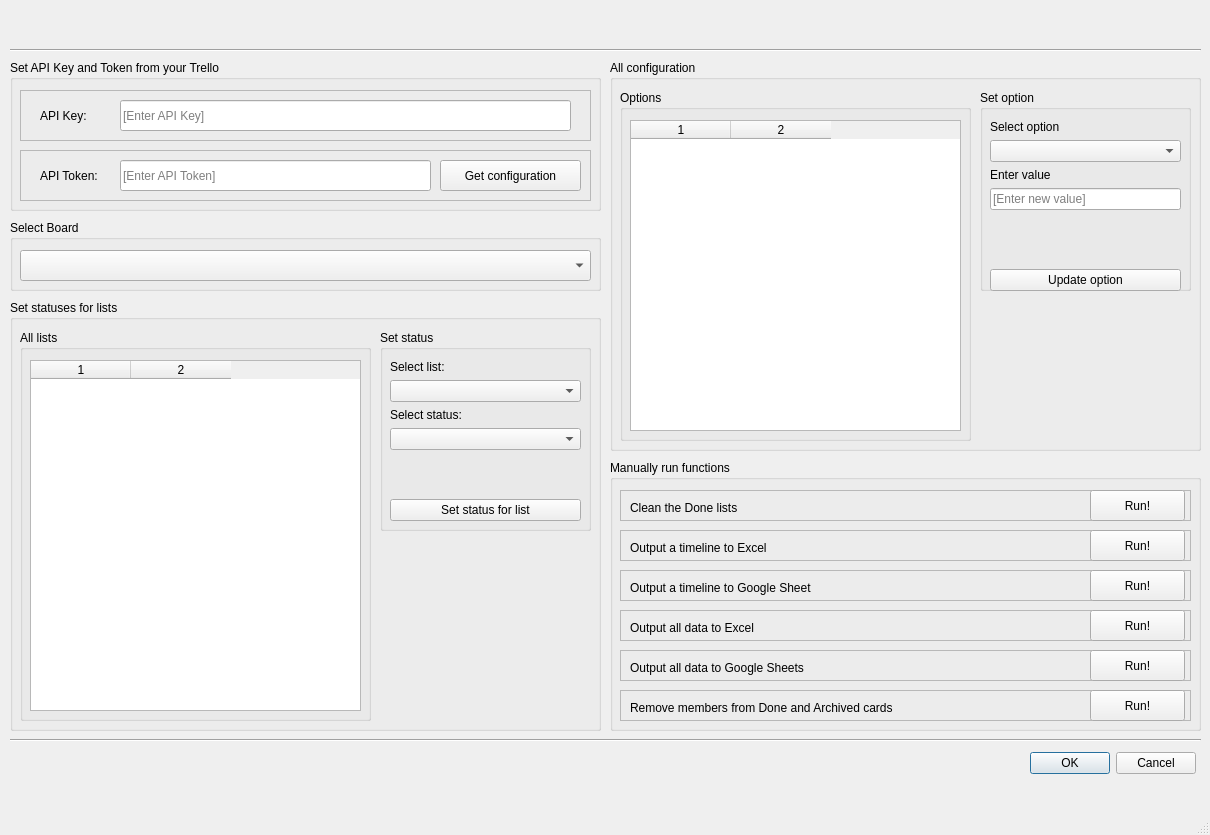
This is mainwindow.ui in roytje88/JupyterNotebook_for_trello as Qt 5 draws it before an edit. The edited form follows.
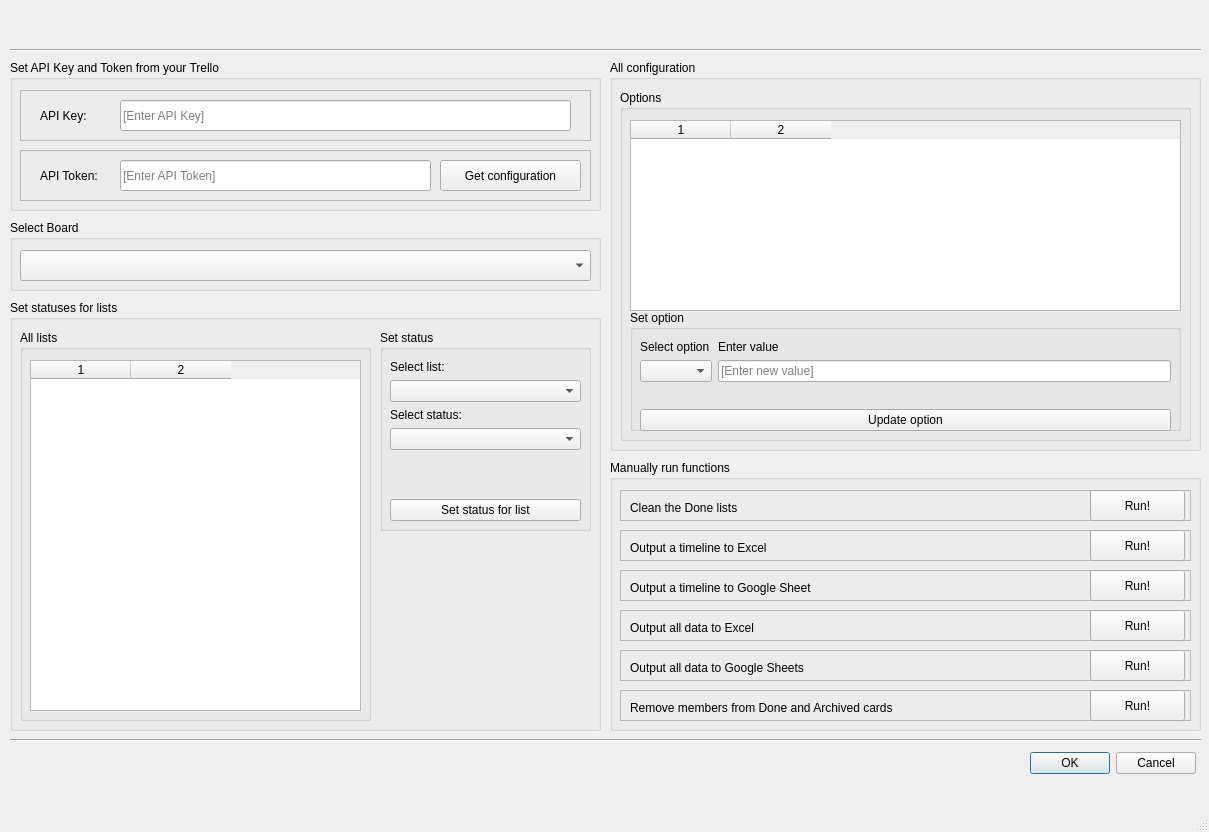
This is the edited form.

Commit message: changed the UI, working on setting columnnames

```diff
--- a/mainwindow.ui
+++ b/mainwindow.ui
@@ -6,8 +6,8 @@
    <rect>
     <x>0</x>
     <y>0</y>
-    <width>1210</width>
-    <height>835</height>
+    <width>1209</width>
+    <height>832</height>
    </rect>
   </property>
   <property name="windowTitle">
@@ -321,7 +321,7 @@
       <rect>
        <x>10</x>
        <y>30</y>
-       <width>351</width>
+       <width>571</width>
        <height>351</height>
       </rect>
      </property>
@@ -333,8 +333,8 @@
        <rect>
         <x>10</x>
         <y>30</y>
-        <width>331</width>
-        <height>311</height>
+        <width>551</width>
+        <height>191</height>
        </rect>
       </property>
       <property name="sizePolicy">
@@ -354,15 +354,14 @@
       </property>
       <column/>
       <column/>
-     </widget>
     </widget>
     <widget class="QGroupBox" name="groupBox_8">
      <property name="geometry">
       <rect>
-       <x>370</x>
-       <y>30</y>
-       <width>211</width>
-       <height>201</height>
+        <x>10</x>
+        <y>220</y>
+        <width>551</width>
+        <height>121</height>
       </rect>
      </property>
      <property name="title">
@@ -373,28 +372,41 @@
        <rect>
         <x>10</x>
         <y>30</y>
-        <width>191</width>
-        <height>171</height>
+         <width>531</width>
+         <height>91</height>
        </rect>
       </property>
       <layout class="QGridLayout" name="gridLayout_2">
-       <item row="6" column="0">
-        <widget class="QPushButton" name="setoptionbtn">
-         <property name="text">
-          <string>Update option</string>
+        <item row="4" column="0">
+         <spacer name="verticalSpacer_2">
+          <property name="orientation">
+           <enum>Qt::Vertical</enum>
+          </property>
+          <property name="sizeHint" stdset="0">
+           <size>
+            <width>20</width>
+            <height>40</height>
+           </size>
+          </property>
+         </spacer>
+        </item>
+        <item row="2" column="0">
+         <widget class="QComboBox" name="comboboxoption"/>
+        </item>
+        <item row="2" column="1">
+         <widget class="QLineEdit" name="optionvalue">
+          <property name="placeholderText">
+           <string>[Enter new value]</string>
          </property>
         </widget>
        </item>
-       <item row="3" column="0">
+        <item row="0" column="1">
         <widget class="QLabel" name="label_6">
          <property name="text">
           <string>Enter value</string>
          </property>
         </widget>
        </item>
-       <item row="1" column="0">
-        <widget class="QComboBox" name="comboboxoption"/>
-       </item>
        <item row="0" column="0">
         <widget class="QLabel" name="label_5">
          <property name="text">
@@ -402,27 +414,15 @@
          </property>
         </widget>
        </item>
-       <item row="5" column="0">
-        <spacer name="verticalSpacer_2">
-         <property name="orientation">
-          <enum>Qt::Vertical</enum>
-         </property>
-         <property name="sizeHint" stdset="0">
-          <size>
-           <width>20</width>
-           <height>40</height>
-          </size>
-         </property>
-        </spacer>
-       </item>
-       <item row="4" column="0">
-        <widget class="QLineEdit" name="optionvalue">
-         <property name="placeholderText">
-          <string>[Enter new value]</string>
+        <item row="5" column="0" colspan="2">
+         <widget class="QPushButton" name="setoptionbtn">
+          <property name="text">
+           <string>Update option</string>
          </property>
         </widget>
        </item>
       </layout>
+      </widget>
      </widget>
     </widget>
    </widget>
@@ -697,7 +697,7 @@
     <rect>
      <x>0</x>
      <y>0</y>
-     <width>1210</width>
+     <width>1209</width>
      <height>23</height>
     </rect>
    </property>
```
Lines whose indentation alone changed are shown as unchanged. The commit also changes 1 other file.
